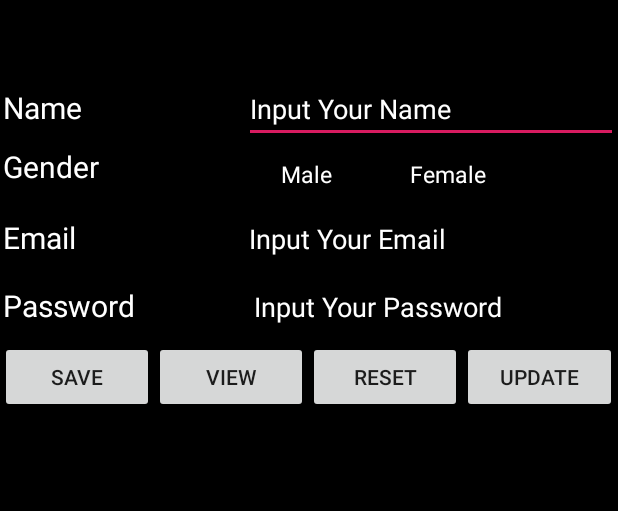
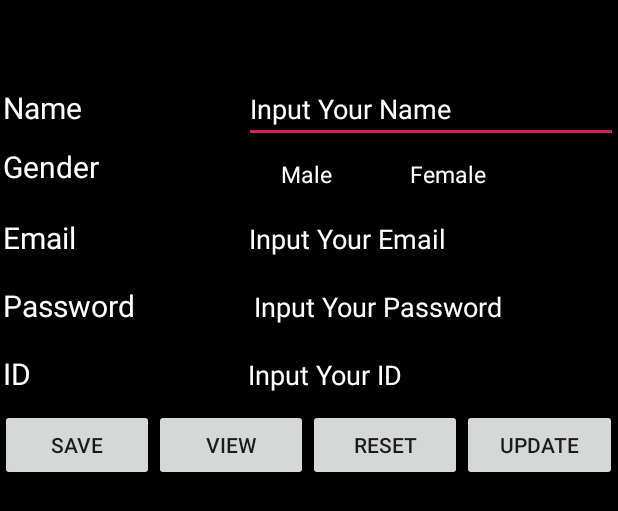
Before and after one commit to ravin92/LearnKotlin, an Android app: the layout activity_main2.xml on its own in the app's theme, with its tools: preview values and no code run, on a phone screen of 412 x 824 dp. Shown: the top 511 px of the screen. Run offline under Robolectric (Android 15) with nearby library versions, the phone set to English and light mode, and no system bars.

Commit message:
- add databasehandlerTest   - add new strings   - add id in activity   - add new model

```diff
--- a/app/src/main/AndroidManifest.xml
+++ b/app/src/main/AndroidManifest.xml
@@ -9,8 +9,8 @@
         android:roundIcon="@mipmap/ic_launcher_round"
         android:supportsRtl="true"
         android:theme="@style/AppTheme">
-        <activity android:name=".Main2Activity"></activity>
-        <activity android:name=".MainActivity">
+        <activity android:name=".Main.Main2Activity"></activity>
+        <activity android:name=".Main.MainActivity">
             <intent-filter>
                 <action android:name="android.intent.action.MAIN" />
 
--- a/app/src/main/res/layout/activity_main2.xml
+++ b/app/src/main/res/layout/activity_main2.xml
@@ -32,6 +32,36 @@
             android:hint="Input Your Name"
             android:textColor="#FFF"
             android:textColorHint="#FFF" />
+
+    </LinearLayout>
+
+    <LinearLayout
+        android:id="@+id/ll_id"
+        android:layout_width="match_parent"
+        android:layout_height="wrap_content"
+        android:orientation="horizontal"
+        android:weightSum="2"
+        android:layout_below="@id/ll_password">
+
+        <TextView
+            android:id="@+id/tv_id"
+            android:layout_width="wrap_content"
+            android:layout_height="wrap_content"
+            android:layout_weight="1"
+            android:padding="2dp"
+            android:text="@string/id"
+            android:textColor="#FFF"
+            android:textSize="20dp"/>
+
+        <EditText
+            android:id="@+id/et_id"
+            android:layout_width="wrap_content"
+            android:layout_height="wrap_content"
+            android:layout_weight="1"
+            android:hint="Input Your ID"
+            android:textColor="#FFF"
+            android:textColorHint="#FFF" />
+
 
     </LinearLayout>
 
@@ -157,7 +187,7 @@
         android:layout_height="wrap_content"
         android:orientation="horizontal"
         android:weightSum="0.8"
-        android:layout_below="@+id/ll_password">
+        android:layout_below="@+id/ll_id">
 
         <Button
             android:id="@+id/btn_save"
--- a/app/src/main/res/values/strings.xml
+++ b/app/src/main/res/values/strings.xml
@@ -14,4 +14,5 @@
     <string name="female">Female</string>
     <string name="view">View</string>
     <string name="update">Update</string>
+    <string name="id">ID</string>
 </resources>
```
Also changed, not shown: app/src/main/java/com/example/pmiindonesia/Database/DatabaseHandlerTest.kt (added, +102 -0 lines), app/src/main/java/com/example/pmiindonesia/Database/DatabasePath.kt (added, +14 -0 lines), app/src/main/java/com/example/pmiindonesia/Model/ModelRegistration.kt (+13 -9 lines), 1 other file.
